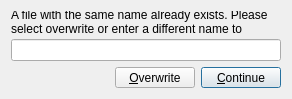
Before: the Qt Designer form source/qikea/conflict.ui in dolomighty/shrewsoft-ike, drawn with Qt 5.
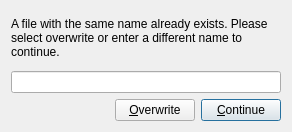
After: the same form once the commit is applied. Icons and pictures are not drawn.

Diff of the .ui file:
```diff
--- a/source/qikea/conflict.ui
+++ b/source/qikea/conflict.ui
@@ -1,12 +1,12 @@
 <ui version="4.0" >
  <class>qikeaConflict</class>
- <widget class="QDialog" name="qikeaConflict" >
-  <property name="geometry" >
+ <widget class="QDialog" name="qikeaConflict">
+  <property name="geometry">
    <rect>
     <x>0</x>
     <y>0</y>
     <width>292</width>
-    <height>99</height>
+    <height>132</height>
    </rect>
   </property>
   <property name="windowTitle" >
```
Left out of the diff: 49 changed lines with no effect on the pictures.
